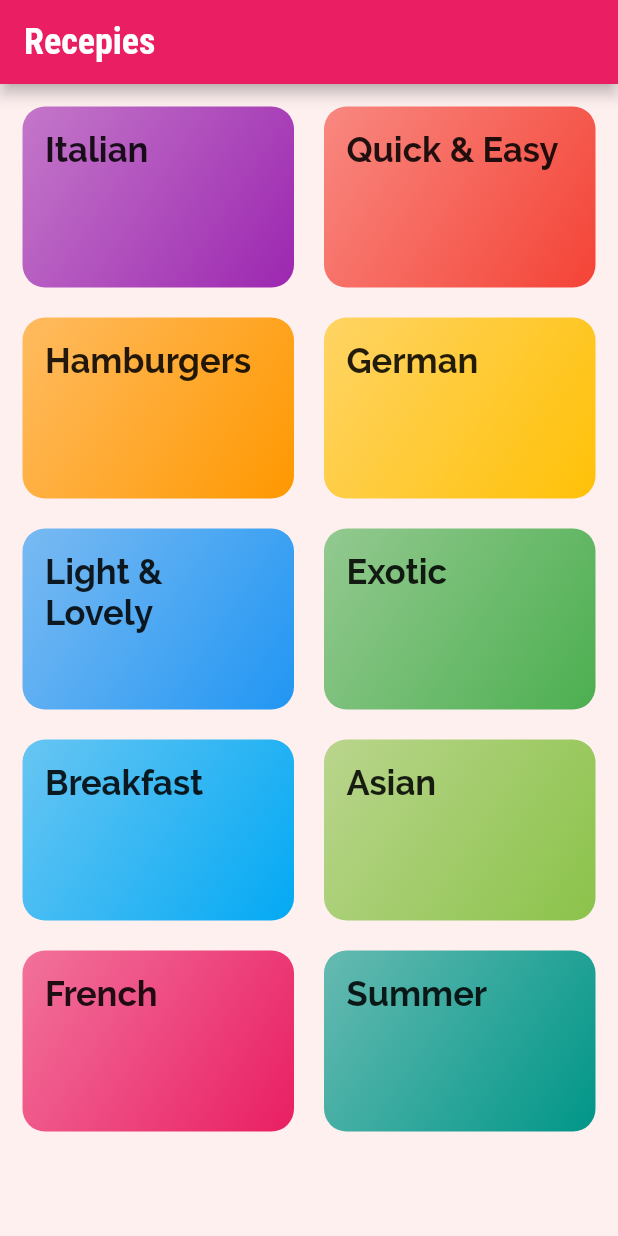
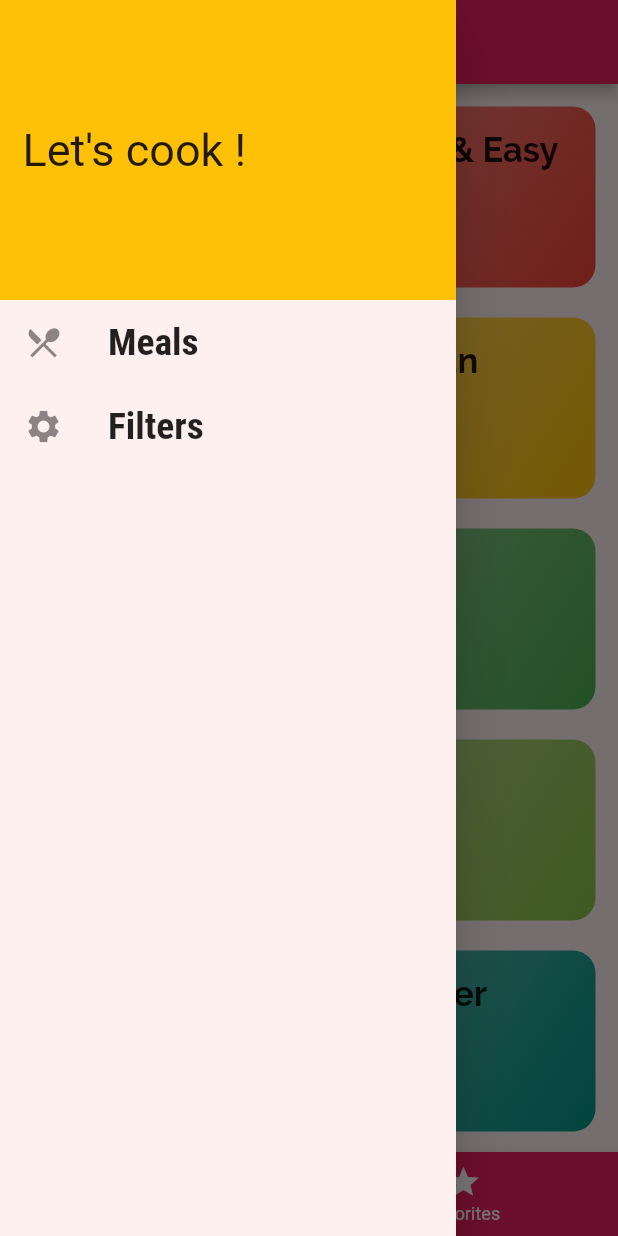
Before and after one commit to vsl-mike/flMealsApp, a Flutter app: the screen it shows after launch, with the side drawer open (before the commit the screen has no drawer), on a phone screen of 412 x 824 dp. Run offline on Flutter 3.47's test engine with Material 2 defaults, Android fonts, the phone set to English and light mode, and no system bars.

Commit message:
add bottomTabs, add Drawer

```diff
--- a/lib/main.dart
+++ b/lib/main.dart
@@ -1,6 +1,7 @@
 import 'package:flutter/material.dart';
+import './screens/filters_screen.dart';
+import './screens/tabs_screen.dart';
 import './screens/meal_detail_screen.dart';
-import './screens/categories_screen.dart';
 import './screens/category_item_screen.dart';
 
 void main() => runApp(MyApp());
@@ -19,6 +20,7 @@ class MyApp extends StatelessWidget {
                 ),
           ),
           primaryColor: Colors.pink,
+          accentColor: Colors.amber,
           canvasColor: Color.fromRGBO(255, 240, 240, 1),
           textTheme: ThemeData.light().textTheme.copyWith(
                   title: TextStyle(
@@ -28,9 +30,10 @@ class MyApp extends StatelessWidget {
               )),
         ),
         routes: {
-          '/': (ctx) => CategoryScreen(),
+          '/': (ctx) => TabsScreen(),
           CategoryItemScreen.routeName: (ctx) => CategoryItemScreen(),
           MealDetailScreen.routeName: (ctx) => MealDetailScreen(),
+          FiltersScreen.routeName: (ctx) => FiltersScreen(),
         });
   }
 }
--- a/lib/screens/categories_screen.dart
+++ b/lib/screens/categories_screen.dart
@@ -10,11 +10,6 @@ class CategoryScreen extends StatelessWidget {
 
   @override
   Widget build(BuildContext context) {
-    return Scaffold(
-      appBar: AppBar(
-        title: Text('Recepies'),
-      ),
-      body: CategoryItem(goToCategoryItemScreen: _goToCategoryItemScreen),
-    );
+    return CategoryItem(goToCategoryItemScreen: _goToCategoryItemScreen);
   }
 }
--- /dev/null
+++ b/lib/screens/favorites_screen.dart
@@ -0,0 +1,10 @@
+import 'package:flutter/material.dart';
+
+class FavoritesScreen extends StatelessWidget {
+  @override
+  Widget build(BuildContext context) {
+    return Center(
+      child: Text('Favorites'),
+    );
+  }
+}
--- /dev/null
+++ b/lib/screens/filters_screen.dart
@@ -0,0 +1,18 @@
+import 'package:flutter/material.dart';
+import '../widgets/meal_drawer.dart';
+
+class FiltersScreen extends StatelessWidget {
+  static const routeName='/filtes';
+  @override
+  Widget build(BuildContext context) {
+    return Scaffold(
+      appBar: AppBar(
+        title: Text('Filters'),
+      ),
+      drawer: MealDrawer(),
+      body: Center(
+        child: Text('Filters'),
+      ),
+    );
+  }
+}
--- /dev/null
+++ b/lib/screens/tabs_screen.dart
@@ -0,0 +1,53 @@
+import 'package:flutter/material.dart';
+import '../widgets/meal_drawer.dart';
+import './favorites_screen.dart';
+
+import './categories_screen.dart';
+
+class TabsScreen extends StatefulWidget {
+  @override
+  _TabsScreenState createState() => _TabsScreenState();
+}
+
+List<Map<String, Object>> pages = [
+  {'widget': CategoryScreen(), 'title': 'Categories'},
+  {'widget': FavoritesScreen(), 'title': 'Favorites'},
+];
+
+int _currentPageIndex = 0;
+
+class _TabsScreenState extends State<TabsScreen> {
+  void selectTab(int index) {
+    setState(() {
+      _currentPageIndex = index;
+    });
+  }
+
+  @override
+  Widget build(BuildContext context) {
+    return Scaffold(
+      appBar: AppBar(
+        title: Text(pages[_currentPageIndex]['title']),
+      ),
+      body: pages[_currentPageIndex]['widget'],
+      drawer: MealDrawer(),
+      bottomNavigationBar: BottomNavigationBar(
+        onTap: (index) => selectTab(index),
+        backgroundColor: Theme.of(context).primaryColor,
+        selectedItemColor: Theme.of(context).accentColor,
+        unselectedItemColor: Colors.white,
+        currentIndex: _currentPageIndex,
+        items: [
+          BottomNavigationBarItem(
+            icon: Icon(Icons.category),
+            title: Text('Categories'),
+          ),
+          BottomNavigationBarItem(
+            icon: Icon(Icons.star),
+            title: Text('Favorites'),
+          )
+        ],
+      ),
+    );
+  }
+}
--- /dev/null
+++ b/lib/widgets/meal_drawer.dart
@@ -0,0 +1,47 @@
+import 'package:flutter/material.dart';
+import '../screens/filters_screen.dart';
+
+class MealDrawer extends StatelessWidget {
+  Widget buildListTile(
+      String title, IconData icon, String routeName, BuildContext context) {
+    return ListTile(
+      onTap: () {
+        Navigator.of(context).pushReplacementNamed(routeName);
+      },
+      leading: Icon(
+        icon,
+        size: 26,
+      ),
+      title: Text(
+        title,
+        style: TextStyle(
+            fontWeight: FontWeight.w700,
+            fontFamily: 'RobotoCondensed',
+            fontSize: 25),
+      ),
+    );
+  }
+
+  @override
+  Widget build(BuildContext context) {
+    return Drawer(
+      child: Column(
+        children: <Widget>[
+          Container(
+            padding: EdgeInsets.all(15),
+            alignment: Alignment.centerLeft,
+            width: double.infinity,
+            height: 200,
+            color: Theme.of(context).accentColor,
+            child: Text('Let\'s cook !',
+                style: TextStyle(
+                  fontSize: 30,
+                )),
+          ),
+          buildListTile('Meals', Icons.restaurant_menu,'/',context),
+          buildListTile('Filters', Icons.settings,FiltersScreen.routeName,context),
+        ],
+      ),
+    );
+  }
+}
```
